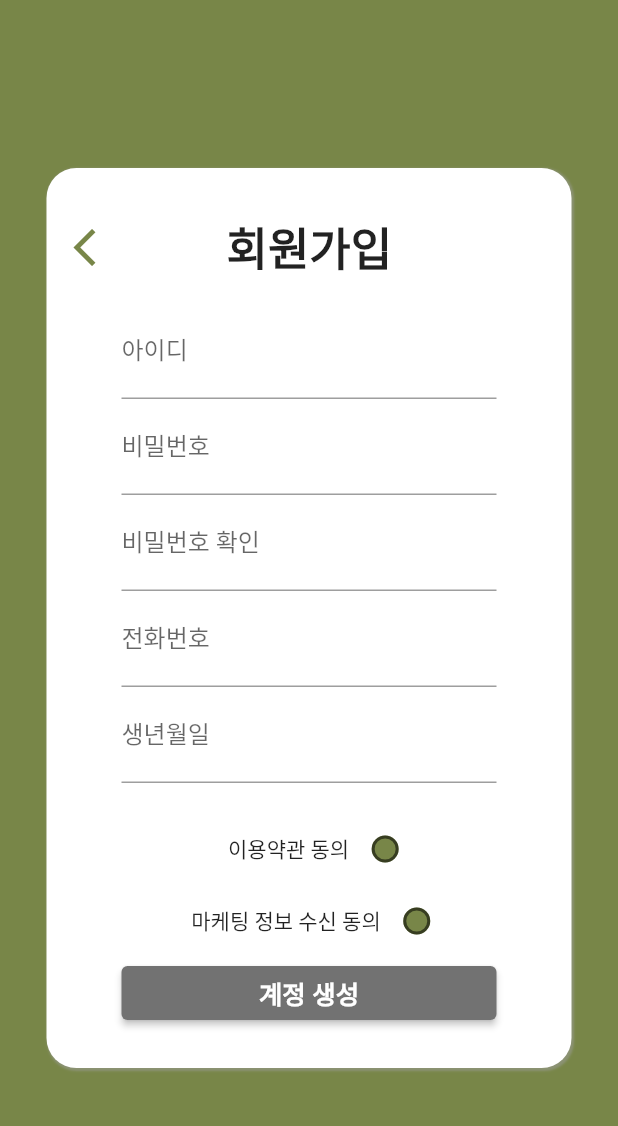
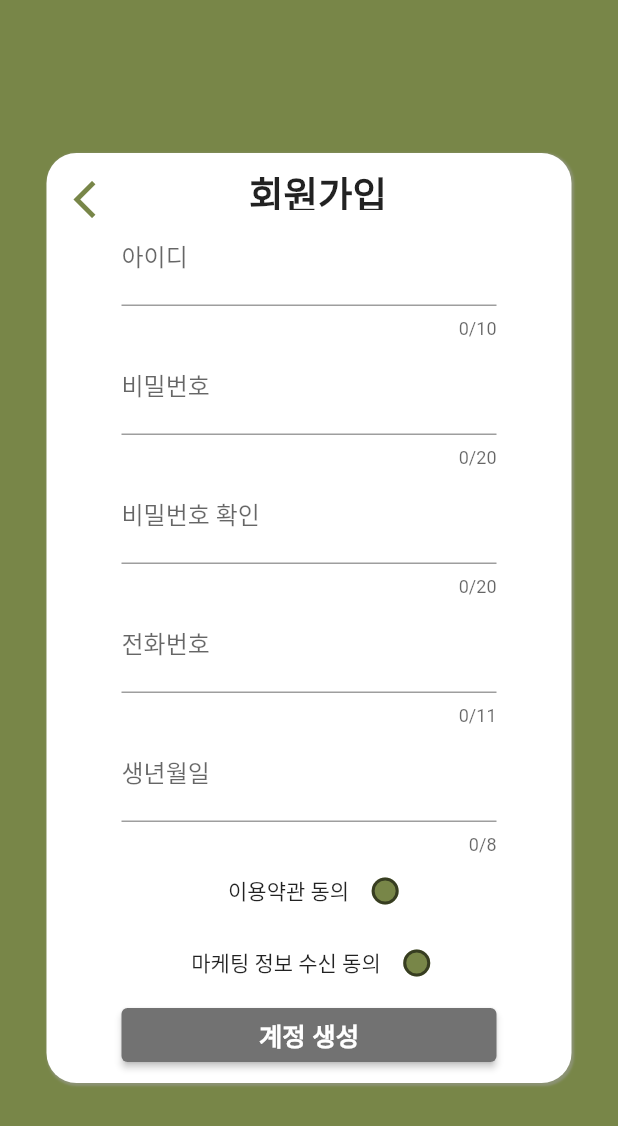
Before and after one commit to cej3827/ummmm, a Flutter app: the join screen opened directly, on a phone screen of 412 x 824 dp. Shown: the top 1126 px of the screen. Run offline on Flutter 3.47's test engine with Material 2 defaults, Android fonts, the phone set to English and light mode, and no system bars; our stand-ins replace image_picker, table_calendar, timer_builder; Roboto replaces fonts that are missing (cafe).

Commit message:
[front] 회원가입 유효성 검사 근데 비밀번호일치는 못함 ㅜ

```diff
--- a/newflutter/lib/joinpage.dart
+++ b/newflutter/lib/joinpage.dart
@@ -9,22 +9,25 @@ class join extends StatefulWidget {
 }
 
 class _joinState extends State<join> {
-  final joinId = TextEditingController();
-  final joinPw = TextEditingController();
-  final joinPwCheck = TextEditingController();
-  final joinPn = TextEditingController();
-  final joinBd = TextEditingController();
+
+  String _ID = '';
+  String _PW = '';
+  String _checkPW = '';
+  String _PN = '';
+  String _BD = '';
+  final GlobalKey<FormState> _formKey = GlobalKey<FormState>();
   bool? _isAgree = false;
   bool? _isMarketing = false;
 
   @override
   Widget build(BuildContext context) {
+
     return Scaffold(
       backgroundColor: Color(0xFF788648),
       body: Center(
         child: SingleChildScrollView(
           child: Column(
-            mainAxisAlignment: MainAxisAlignment.center,
+            //mainAxisAlignment: MainAxisAlignment.center,
             children: [
               Container(
                 decoration: BoxDecoration(
@@ -40,12 +43,10 @@ class _joinState extends State<join> {
                   ],
                 ),
                 width: 350,
-                height: 600,
+                height: 620,
                 child: Column(
+                  mainAxisAlignment: MainAxisAlignment.center,
                   children: [
-                    SizedBox(
-                      height: 30,
-                    ),
                     Container(
                       child: Row(
                         children: [
@@ -53,8 +54,8 @@ class _joinState extends State<join> {
                             width: 10,
                           ),
                           Container(
-                            width: 40,
-                            height: 40,
+                            width: 30,
+                            height: 30,
                             child: IconButton(
                               onPressed: () {
                                 Navigator.pop(context);
@@ -66,72 +67,126 @@ class _joinState extends State<join> {
                             ),
                           ),
                           SizedBox(
-                            width: 70,
+                            width: 95,
                           ),
                           Container(
                             width: 150,
-                            height: 40,
+                            height: 30,
                             child: Text(
                               '회원가입',
                               style: TextStyle(
-                                  fontWeight: FontWeight.bold, fontSize: 30),
+                                  fontWeight: FontWeight.bold, fontSize: 25),
                             ),
                           ),
                         ],
                       ),
                     ), //회원가입
-                    SizedBox(
-                      height: 20,
-                    ),
+                    //SizedBox(
+                      //height: 20,
+                    //),
                     Container(
                       child: Column(
-                        mainAxisSize: MainAxisSize.min,
                         children: [
                           Container(
                             padding: EdgeInsets.fromLTRB(50, 0, 50, 0),
-                            child: TextField(
-                              controller: joinId,
-                              decoration: InputDecoration(
-                                  hintText: '아이디 입력 (5 - 10자)', labelText: '아이디'),
-                            ),
-                          ),
-                          Container(
-                            padding: EdgeInsets.fromLTRB(50, 0, 50, 0),
-                            child: TextField(
-                              controller: joinPw,
-                              decoration: InputDecoration(
-                                  hintText: '비밀번호 입력(문자, 숫자 포함 8-20자)', labelText: '비밀번호'),
-                            ),
-                          ),
-                          Container(
-                            padding: EdgeInsets.fromLTRB(50, 0, 50, 0),
-                            child: TextField(
-                              controller: joinPwCheck,
-                              decoration: InputDecoration(hintText: '비밀번호 재입력', labelText: '비밀번호 확인'),
-                            ),
-                          ),
-                          Container(
-                            padding: EdgeInsets.fromLTRB(50, 0, 50, 0),
-                            child: TextField(
-                              controller: joinPn,
-                              decoration: InputDecoration(
-                                  hintText: "전화번호 입력 ( '-' 제외 11자리 입력)", labelText: '전화번호'),
-                            ),
-                          ),
-                          Container(
-                            padding: EdgeInsets.fromLTRB(50, 0, 50, 0),
-                            child: TextField(
-                              controller: joinBd,
-                              decoration: InputDecoration(hintText: '생년월일 입력', labelText: '생년월일'),
-                            ),
-                          ),
-                        ],
-                      ),
-                    ),
-                    SizedBox(height: 20,),
-                    Container(
+                            child: Form(
+                              key: _formKey,
                               child: Column(
                                 children: [
+                                  TextFormField(
+                                    decoration: InputDecoration(
+                                      labelText: '아이디',
+                                      hintText: '아이디(5-10자)',
+                                    ),
+                                    maxLength: 10,
+                                    validator: (value){
+                                      if(value!.isEmpty) {
+                                        return '아이디가 비어있습니다.';
+                                      }
+                                      if(value!.length < 5){
+                                        return '아이디는 5자 이상입니다.';
+                                      }
+                                      return null;
+                                    },
+                                    onSaved: (value){
+                                      _ID = value!;
+                                    },
+                                  ),
+                                  TextFormField(
+                                    decoration: InputDecoration(
+                                      labelText: '비밀번호',
+                                      hintText: '비밀번호(8-20자)',
+                                    ),
+                                    maxLength: 20,
+                                    validator: (value){
+                                      if(value!.isEmpty) {
+                                        return '비밀번호가 비어있습니다.';
+                                      }
+                                      if(value!.length < 8){
+                                        return '비밀번호는 5자 이상입니다.';
+                                      }
+                                      return null;
+                                    },
+                                    onSaved: (value){
+                                      _PW = value!;
+                                    },
+                                  ),
+                                  TextFormField(
+                                    decoration: InputDecoration(
+                                      labelText: '비밀번호 확인',
+                                      hintText: '비밀번호 재입력',
+                                    ),
+                                    maxLength: 20,
+                                    validator: (_checkPW){
+                                      if(_checkPW!.isEmpty) {
+                                        return '비밀번호가 비어있습니다.';
+                                      }
+                                      if(_checkPW != _PW){
+                                        return '비밀번호가 일치하지 않습니다.';
+                                      }
+                                      return null;
+                                    },
+                                    onSaved: (value){
+                                      _checkPW = value!;
+                                    },
+                                  ),
+                                  TextFormField(
+                                    decoration: InputDecoration(
+                                      labelText: '전화번호',
+                                      hintText: "전화번호('-'제외 11자)",
+                                    ),
+                                    maxLength: 11,
+                                    keyboardType: TextInputType.number,
+                                    validator: (value){
+                                      if(value!.isEmpty) {
+                                        return '전화번호가 비어있습니다.';
+                                      }
+                                      return null;
+                                    },
+                                    onSaved: (value){
+                                      _PN = value!;
+                                    },
+                                  ),
+                                  TextFormField(
+                                    decoration: InputDecoration(
+                                      labelText: '생년월일',
+                                      hintText: '생년월일(8자)',
+                                    ),
+                                    maxLength: 8,
+                                    keyboardType: TextInputType.number,
+                                    validator: (value){
+                                      if(value!.isEmpty) {
+                                        return '생년월일이 비어있습니다.';
+                                      }
+                                      if(value!.length != 8){
+                                        return '생년월일은 8자입니다.';
+                                      }
+                                      return null;
+                                    },
+                                    onSaved: (value){
+                                      _BD = value!;
+                                    },
+                                  ),
                                   Row(
                                     mainAxisAlignment: MainAxisAlignment.center,
                                     children: [
@@ -160,20 +215,24 @@ class _joinState extends State<join> {
                                       }),
                                     ],
                                   ),
-                        ],
-                      ),
-                    ),
-                    Container(
-                      child: ElevatedButton(
+                                  ElevatedButton(
                                       onPressed: () {
+                                        if(!_formKey.currentState!.validate()){
+                                          return;
+                                        }
+                                        _formKey.currentState?.save();
                                         Navigator.push(
                                             context,
-                                MaterialPageRoute(builder: (context)=>MyLogin())
+                                            MaterialPageRoute(
+                                                builder: (context) => MyLogin())
                                         );
                                       },
                                       child: Text('계정 생성',style: TextStyle(fontSize:17,color: Colors.white,fontWeight: FontWeight.bold),),
                                       style: ElevatedButton.styleFrom(backgroundColor: Color(
                                           0xFF727272),fixedSize: Size(250, 30))
+                                  ),
+                                ],
+                              ),
                             ),
                       ),
                   ],
@@ -182,7 +241,10 @@ class _joinState extends State<join> {
             ],
           ),
         ),
+        ],
       ),
+    ),
+    )
     );
   }
 }
```
Also changed, not shown: 6 other files. Lines whose indentation alone changed are shown as unchanged.
